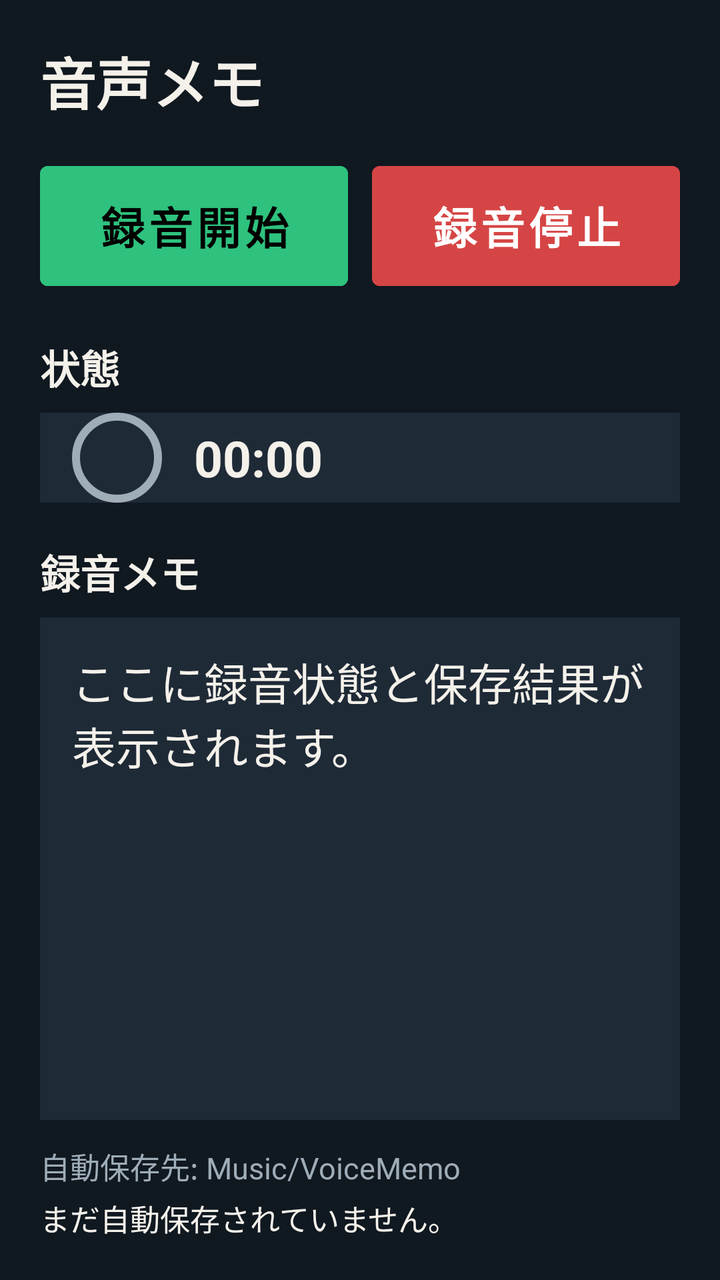
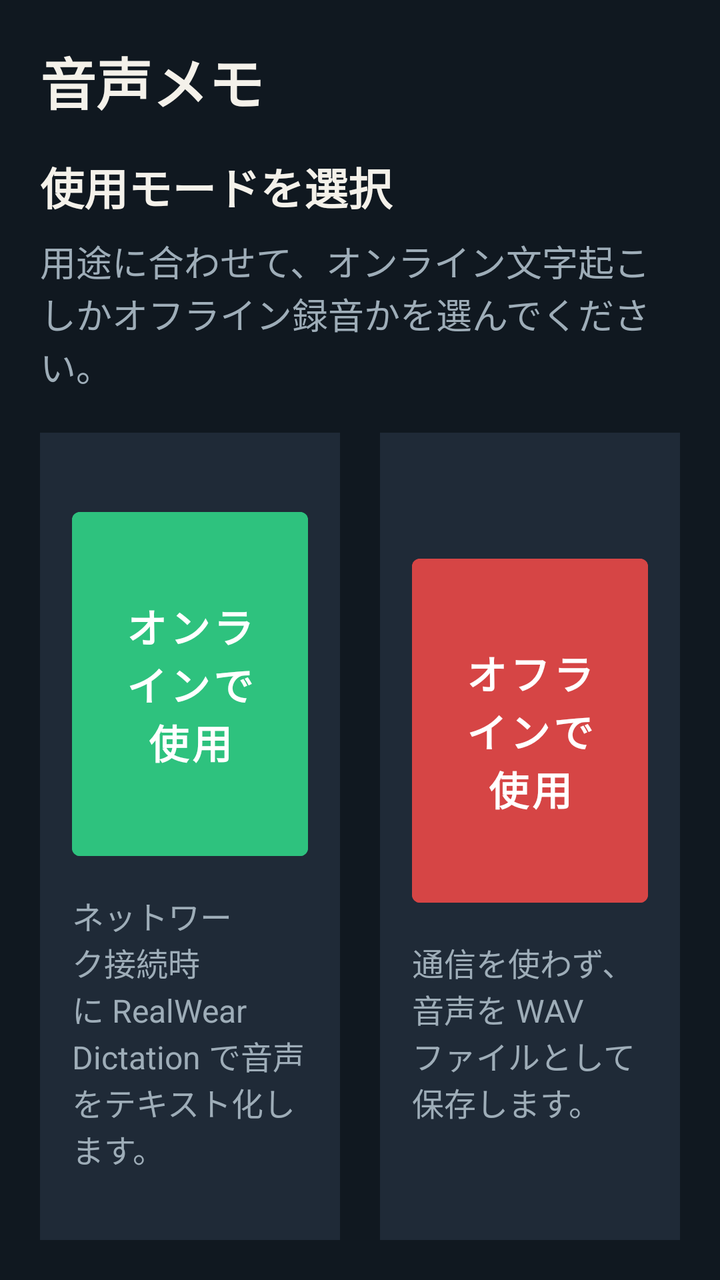

Before-and-after screenshots of an Android layout around one commit, followed by the original layout XML and the change that was made.
<!-- AndroidManifest.xml: application theme Theme.Voice_memo -->
<!-- res/layout/activity_main.xml -->
<?xml version="1.0" encoding="utf-8"?>
<LinearLayout xmlns:android="http://schemas.android.com/apk/res/android"
    android:layout_width="match_parent"
    android:layout_height="match_parent"
    android:background="@color/slate_950"
    android:orientation="vertical"
    android:padding="20dp">

    <TextView
        android:id="@+id/titleTextView"
        android:layout_width="match_parent"
        android:layout_height="wrap_content"
        android:text="@string/title_voice_memo"
        android:textColor="@color/sand_100"
        android:textSize="28sp"
        android:textStyle="bold" />

    <LinearLayout
        android:id="@+id/buttonContainer"
        android:layout_width="match_parent"
        android:layout_height="wrap_content"
        android:layout_marginTop="16dp"
        android:gravity="center"
        android:orientation="horizontal"
        android:weightSum="2">

        <Button
            android:id="@+id/startButton"
            android:layout_width="0dp"
            android:layout_height="72dp"
            android:layout_marginEnd="12dp"
            android:layout_weight="1"
            android:backgroundTint="@color/signal_green"
            android:contentDescription="@string/button_start"
            android:text="@string/button_start"
            android:textColor="@color/black"
            android:textSize="22sp"
            android:textStyle="bold" />

        <Button
            android:id="@+id/stopButton"
            android:layout_width="0dp"
            android:layout_height="72dp"
            android:layout_weight="1"
            android:backgroundTint="@color/signal_red"
            android:contentDescription="@string/button_stop"
            android:text="@string/button_stop"
            android:textColor="@color/white"
            android:textSize="22sp"
            android:textStyle="bold" />
    </LinearLayout>

    <TextView
        android:id="@+id/stateTitleTextView"
        android:layout_width="match_parent"
        android:layout_height="wrap_content"
        android:layout_marginTop="20dp"
        android:text="@string/label_state_title"
        android:textColor="@color/sand_100"
        android:textSize="20sp"
        android:textStyle="bold" />

    <LinearLayout
        android:layout_width="match_parent"
        android:layout_height="45dp"
        android:layout_marginTop="8dp"
        android:background="@color/slate_800"
        android:gravity="center_vertical"
        android:orientation="horizontal"
        android:paddingStart="16dp"
        android:paddingEnd="16dp">

        <View
            android:id="@+id/statusIndicatorView"
            android:layout_width="45dp"
            android:layout_height="45dp"
            android:background="@drawable/status_indicator_idle"
            android:contentDescription="@string/state_idle" />

        <TextView
            android:id="@+id/recordingTimeTextView"
            android:layout_width="wrap_content"
            android:layout_height="wrap_content"
            android:layout_marginStart="16dp"
            android:text="@string/recording_time_initial"
            android:textColor="@color/sand_100"
            android:textSize="25sp"
            android:textStyle="bold" />
    </LinearLayout>

    <TextView
        android:id="@+id/transcriptTitleTextView"
        android:layout_width="match_parent"
        android:layout_height="wrap_content"
        android:layout_marginTop="20dp"
        android:text="@string/label_transcript_title"
        android:textColor="@color/sand_100"
        android:textSize="20sp"
        android:textStyle="bold" />

    <TextView
        android:id="@+id/transcriptTextView"
        android:layout_width="match_parent"
        android:layout_height="0dp"
        android:layout_marginTop="8dp"
        android:layout_weight="1"
        android:background="@color/slate_800"
        android:ellipsize="end"
        android:gravity="top|start"
        android:maxLines="9"
        android:padding="16dp"
        android:text="@string/hint_audio"
        android:textColor="@color/sand_100"
        android:textSize="22sp" />

    <TextView
        android:id="@+id/savedPathTextView"
        android:layout_width="match_parent"
        android:layout_height="wrap_content"
        android:layout_marginTop="12dp"
        android:text="@string/label_saved_path"
        android:textColor="@color/slate_300"
        android:textSize="15sp" />

    <TextView
        android:id="@+id/latestSaveTextView"
        android:layout_width="match_parent"
        android:layout_height="wrap_content"
        android:layout_marginTop="4dp"
        android:maxLines="2"
        android:text="@string/label_latest_save_empty"
        android:textColor="@color/sand_100"
        android:textSize="15sp" />

</LinearLayout>
<!-- resources referenced by this layout -->
<resources>
  <color name="black">#FF000000</color>
  <color name="sand_100">#F4F1EA</color>
  <color name="signal_green">#2EC27E</color>
  <color name="signal_red">#D64545</color>
  <color name="slate_300">#9EADB8</color>
  <color name="slate_800">#1F2A37</color>
  <color name="slate_950">#101820</color>
  <color name="white">#FFFFFFFF</color>
  <!-- drawable status_indicator_idle (drawable) -->
  <?xml version="1.0" encoding="utf-8"?>
  <shape xmlns:android="http://schemas.android.com/apk/res/android"
      android:shape="oval">
      <solid android:color="@android:color/transparent" />
      <stroke
          android:width="4dp"
          android:color="@color/slate_300" />
  </shape>
  <string name="button_start">録音開始</string>
  <string name="button_stop">録音停止</string>
  <string name="hint_audio">ここに録音状態と保存結果が表示されます。</string>
  <string name="label_latest_save_empty">まだ自動保存されていません。</string>
  <string name="label_saved_path">自動保存先: Music/VoiceMemo</string>
  <string name="label_state_title">状態</string>
  <string name="label_transcript_title">録音メモ</string>
  <string name="recording_time_initial">00:00</string>
  <string name="state_idle">停止中</string>
  <string name="title_voice_memo">音声メモ</string>
  <style name="Theme.Voice_memo" parent="Theme.MaterialComponents.DayNight.NoActionBar">
          <item name="colorPrimary">@color/signal_orange</item>
          <item name="colorPrimaryVariant">@color/slate_800</item>
          <item name="colorOnPrimary">@color/black</item>
          <item name="colorSecondary">@color/signal_green</item>
          <item name="colorSecondaryVariant">@color/slate_800</item>
          <item name="colorOnSecondary">@color/black</item>
          <item name="android:windowBackground">@color/slate_950</item>
          <item name="android:statusBarColor">@color/slate_950</item>
          <item name="android:navigationBarColor">@color/slate_950</item>
          <item name="android:forceDarkAllowed" tools:targetApi="q">false</item>
      </style>
  <color name="signal_orange">#FF9F1C</color>
</resources>

<!-- the commit's change to res/layout/activity_main.xml (unified diff, before → after) -->
@@ -16,120 +16,250 @@
         android:textStyle="bold" />
 
     <LinearLayout
-        android:id="@+id/buttonContainer"
+        android:id="@+id/modeSelectionContainer"
         android:layout_width="match_parent"
-        android:layout_height="wrap_content"
+        android:layout_height="0dp"
         android:layout_marginTop="16dp"
-        android:gravity="center"
-        android:orientation="horizontal"
-        android:weightSum="2">
-
-        <Button
-            android:id="@+id/startButton"
-            android:layout_width="0dp"
-            android:layout_height="72dp"
-            android:layout_marginEnd="12dp"
-            android:layout_weight="1"
-            android:backgroundTint="@color/signal_green"
-            android:contentDescription="@string/button_start"
-            android:text="@string/button_start"
-            android:textColor="@color/black"
+        android:layout_weight="1"
+        android:orientation="vertical">
+
+        <TextView
+            android:id="@+id/modeSelectionTitleTextView"
+            android:layout_width="match_parent"
+            android:layout_height="wrap_content"
+            android:text="@string/title_mode_selection"
+            android:textColor="@color/sand_100"
             android:textSize="22sp"
             android:textStyle="bold" />
 
-        <Button
-            android:id="@+id/stopButton"
-            android:layout_width="0dp"
-            android:layout_height="72dp"
+        <TextView
+            android:id="@+id/modeSelectionDescriptionTextView"
+            android:layout_width="match_parent"
+            android:layout_height="wrap_content"
+            android:layout_marginTop="8dp"
+            android:text="@string/hint_mode_selection"
+            android:textColor="@color/slate_300"
+            android:textSize="18sp" />
+
+        <LinearLayout
+            android:layout_width="match_parent"
+            android:layout_height="0dp"
+            android:layout_marginTop="20dp"
             android:layout_weight="1"
-            android:backgroundTint="@color/signal_red"
-            android:contentDescription="@string/button_stop"
-            android:text="@string/button_stop"
-            android:textColor="@color/white"
-            android:textSize="22sp"
-            android:textStyle="bold" />
+            android:baselineAligned="false"
+            android:orientation="horizontal"
+            android:weightSum="2">
+
+            <LinearLayout
+                android:layout_width="0dp"
+                android:layout_height="match_parent"
+                android:layout_marginEnd="10dp"
+                android:layout_weight="1"
+                android:background="@color/slate_800"
+                android:gravity="center_vertical"
+                android:orientation="vertical"
+                android:padding="16dp">
+
+                <Button
+                    android:id="@+id/onlineModeButton"
+                    android:layout_width="match_parent"
+                    android:layout_height="184dp"
+                    android:backgroundTint="@color/signal_green"
+                    android:contentDescription="@string/command_mode_online"
+                    android:text="@string/button_mode_online"
+                    android:textColor="@color/white"
+                    android:textSize="20sp"
+                    android:textStyle="bold" />
+
+                <TextView
+                    android:id="@+id/onlineModeHintTextView"
+                    android:layout_width="match_parent"
+                    android:layout_height="wrap_content"
+                    android:layout_marginTop="12dp"
+                    android:text="@string/hint_mode_online"
+                    android:textColor="@color/slate_300"
+                    android:textSize="16sp" />
+            </LinearLayout>
+
+            <LinearLayout
+                android:layout_width="0dp"
+                android:layout_height="match_parent"
+                android:layout_marginStart="10dp"
+                android:layout_weight="1"
+                android:background="@color/slate_800"
+                android:gravity="center_vertical"
+                android:orientation="vertical"
+                android:padding="16dp">
+
+                <Button
+                    android:id="@+id/offlineModeButton"
+                    android:layout_width="match_parent"
+                    android:layout_height="184dp"
+                    android:backgroundTint="@color/signal_red"
+                    android:contentDescription="@string/command_mode_offline"
+                    android:text="@string/button_mode_offline"
+                    android:textColor="@color/white"
+                    android:textSize="20sp"
+                    android:textStyle="bold" />
+
+                <TextView
+                    android:id="@+id/offlineModeHintTextView"
+                    android:layout_width="match_parent"
+                    android:layout_height="wrap_content"
+                    android:layout_marginTop="12dp"
+                    android:text="@string/hint_mode_offline"
+                    android:textColor="@color/slate_300"
+                    android:textSize="16sp" />
+            </LinearLayout>
+        </LinearLayout>
     </LinearLayout>
 
-    <TextView
-        android:id="@+id/stateTitleTextView"
-        android:layout_width="match_parent"
-        android:layout_height="wrap_content"
-        android:layout_marginTop="20dp"
-        android:text="@string/label_state_title"
-        android:textColor="@color/sand_100"
-        android:textSize="20sp"
-        android:textStyle="bold" />
-
     <LinearLayout
-        android:layout_width="match_parent"
-        android:layout_height="45dp"
-        android:layout_marginTop="8dp"
-        android:background="@color/slate_800"
-        android:gravity="center_vertical"
-        android:orientation="horizontal"
-        android:paddingStart="16dp"
-        android:paddingEnd="16dp">
-
-        <View
-            android:id="@+id/statusIndicatorView"
-            android:layout_width="45dp"
-            android:layout_height="45dp"
-            android:background="@drawable/status_indicator_idle"
-            android:contentDescription="@string/state_idle" />
-
-        <TextView
-            android:id="@+id/recordingTimeTextView"
-            android:layout_width="wrap_content"
-            android:layout_height="wrap_content"
-            android:layout_marginStart="16dp"
-            android:text="@string/recording_time_initial"
-            android:textColor="@color/sand_100"
-            android:textSize="25sp"
-            android:textStyle="bold" />
-    </LinearLayout>
-
-    <TextView
-        android:id="@+id/transcriptTitleTextView"
-        android:layout_width="match_parent"
-        android:layout_height="wrap_content"
-        android:layout_marginTop="20dp"
-        android:text="@string/label_transcript_title"
-        android:textColor="@color/sand_100"
-        android:textSize="20sp"
-        android:textStyle="bold" />
-
-    <TextView
-        android:id="@+id/transcriptTextView"
+        android:id="@+id/operationContainer"
         android:layout_width="match_parent"
         android:layout_height="0dp"
-        android:layout_marginTop="8dp"
+        android:layout_marginTop="16dp"
         android:layout_weight="1"
-        android:background="@color/slate_800"
-        android:ellipsize="end"
-        android:gravity="top|start"
-        android:maxLines="9"
-        android:padding="16dp"
-        android:text="@string/hint_audio"
-        android:textColor="@color/sand_100"
-        android:textSize="22sp" />
-
-    <TextView
-        android:id="@+id/savedPathTextView"
-        android:layout_width="match_parent"
-        android:layout_height="wrap_content"
-        android:layout_marginTop="12dp"
-        android:text="@string/label_saved_path"
-        android:textColor="@color/slate_300"
-        android:textSize="15sp" />
-
-    <TextView
-        android:id="@+id/latestSaveTextView"
-        android:layout_width="match_parent"
-        android:layout_height="wrap_content"
-        android:layout_marginTop="4dp"
-        android:maxLines="2"
-        android:text="@string/label_latest_save_empty"
-        android:textColor="@color/sand_100"
-        android:textSize="15sp" />
+        android:orientation="vertical"
+        android:visibility="gone">
+
+        <Button
+            android:id="@+id/changeModeButton"
+            android:layout_width="wrap_content"
+            android:layout_height="wrap_content"
+            android:backgroundTint="@color/slate_800"
+            android:contentDescription="@string/command_change_mode"
+            android:text="@string/button_change_mode"
+            android:textColor="@color/sand_100" />
+
+        <TextView
+            android:id="@+id/modeDescriptionTextView"
+            android:layout_width="match_parent"
+            android:layout_height="wrap_content"
+            android:layout_marginTop="10dp"
+            android:textColor="@color/slate_300"
+            android:textSize="16sp" />
+
+        <LinearLayout
+            android:id="@+id/buttonContainer"
+            android:layout_width="match_parent"
+            android:layout_height="wrap_content"
+            android:layout_marginTop="10dp"
+            android:gravity="center"
+            android:orientation="horizontal"
+            android:weightSum="2">
+
+            <Button
+                android:id="@+id/startButton"
+                android:layout_width="0dp"
+                android:layout_height="64dp"
+                android:layout_marginEnd="10dp"
+                android:layout_weight="1"
+                android:backgroundTint="@color/signal_green"
+                android:contentDescription="@string/command_start"
+                android:text="@string/button_start"
+                android:textColor="@color/black"
+                android:textSize="20sp"
+                android:textStyle="bold" />
+
+            <Button
+                android:id="@+id/stopButton"
+                android:layout_width="0dp"
+                android:layout_height="64dp"
+                android:layout_weight="1"
+                android:backgroundTint="@color/signal_red"
+                android:contentDescription="@string/command_stop"
+                android:text="@string/button_stop"
+                android:textColor="@color/white"
+                android:textSize="20sp"
+                android:textStyle="bold" />
+        </LinearLayout>
+
+        <TextView
+            android:id="@+id/stateTitleTextView"
+            android:layout_width="match_parent"
+            android:layout_height="wrap_content"
+            android:layout_marginTop="12dp"
+            android:text="@string/label_state_title"
+            android:textColor="@color/sand_100"
+            android:textSize="18sp"
+            android:textStyle="bold" />
+
+        <LinearLayout
+            android:layout_width="match_parent"
+            android:layout_height="42dp"
+            android:layout_marginTop="6dp"
+            android:background="@color/slate_800"
+            android:gravity="center_vertical"
+            android:orientation="horizontal"
+            android:paddingStart="12dp"
+            android:paddingEnd="12dp">
+
+            <View
+                android:id="@+id/statusIndicatorView"
+                android:layout_width="32dp"
+                android:layout_height="32dp"
+                android:background="@drawable/status_indicator_idle"
+                android:contentDescription="@string/state_idle" />
+
+            <TextView
+                android:id="@+id/recordingTimeTextView"
+                android:layout_width="wrap_content"
+                android:layout_height="wrap_content"
+                android:layout_marginStart="12dp"
+                android:text="@string/recording_time_initial"
+                android:textColor="@color/sand_100"
+                android:textSize="22sp"
+                android:textStyle="bold" />
+        </LinearLayout>
+
+        <TextView
+            android:id="@+id/transcriptTitleTextView"
+            android:layout_width="match_parent"
+            android:layout_height="wrap_content"
+            android:layout_marginTop="12dp"
+            android:text="@string/label_transcript_title"
+            android:textColor="@color/sand_100"
+            android:textSize="18sp"
+            android:textStyle="bold" />
+
+        <EditText
+            android:id="@+id/textMemoEditText"
+            android:layout_width="match_parent"
+            android:layout_height="0dp"
+            android:layout_marginTop="6dp"
+            android:layout_weight="1"
+            android:background="@color/slate_800"
+            android:ellipsize="end"
+            android:gravity="top|start"
+            android:hint="@string/hint_online"
+            android:inputType="textMultiLine|textCapSentences"
+            android:maxLines="6"
+            android:minHeight="132dp"
+            android:padding="12dp"
+            android:text="@string/hint_audio"
+            android:textColor="@color/sand_100"
+            android:textColorHint="@color/slate_300"
+            android:textSize="18sp" />
+
+        <TextView
+            android:id="@+id/savedPathTextView"
+            android:layout_width="match_parent"
+            android:layout_height="wrap_content"
+            android:layout_marginTop="8dp"
+            android:text="@string/label_saved_path"
+            android:textColor="@color/slate_300"
+            android:textSize="14sp" />
+
+        <TextView
+            android:id="@+id/latestSaveTextView"
+            android:layout_width="match_parent"
+            android:layout_height="wrap_content"
+            android:layout_marginTop="2dp"
+            android:maxLines="2"
+            android:text="@string/label_latest_save_empty"
+            android:textColor="@color/sand_100"
+            android:textSize="14sp" />
+    </LinearLayout>
 
 </LinearLayout>
<!-- resource entries referenced after the edit -->
@@ -17,15 +17,28 @@
           android:width="4dp"
           android:color="@color/slate_300" />
   </shape>
+  <string name="button_change_mode">モード変更</string>
+  <string name="button_mode_offline">オフラインで使用</string>
+  <string name="button_mode_online">オンラインで使用</string>
   <string name="button_start">録音開始</string>
   <string name="button_stop">録音停止</string>
+  <string name="command_change_mode">変更</string>
+  <string name="command_mode_offline">オフライン</string>
+  <string name="command_mode_online">オンライン</string>
+  <string name="command_start">開始</string>
+  <string name="command_stop">停止</string>
   <string name="hint_audio">ここに録音状態と保存結果が表示されます。</string>
+  <string name="hint_mode_offline">通信を使わず、音声を WAV ファイルとして保存します。</string>
+  <string name="hint_mode_online">ネットワーク接続時に RealWear Dictation で音声をテキスト化します。</string>
+  <string name="hint_mode_selection">用途に合わせて、オンライン文字起こしかオフライン録音かを選んでください。</string>
+  <string name="hint_online">ここに音声入力したテキストが入ります。</string>
   <string name="label_latest_save_empty">まだ自動保存されていません。</string>
   <string name="label_saved_path">自動保存先: Music/VoiceMemo</string>
   <string name="label_state_title">状態</string>
   <string name="label_transcript_title">録音メモ</string>
   <string name="recording_time_initial">00:00</string>
   <string name="state_idle">停止中</string>
+  <string name="title_mode_selection">使用モードを選択</string>
   <string name="title_voice_memo">音声メモ</string>
   <style name="Theme.Voice_memo" parent="Theme.MaterialComponents.DayNight.NoActionBar">
           <item name="colorPrimary">@color/signal_orange</item>
